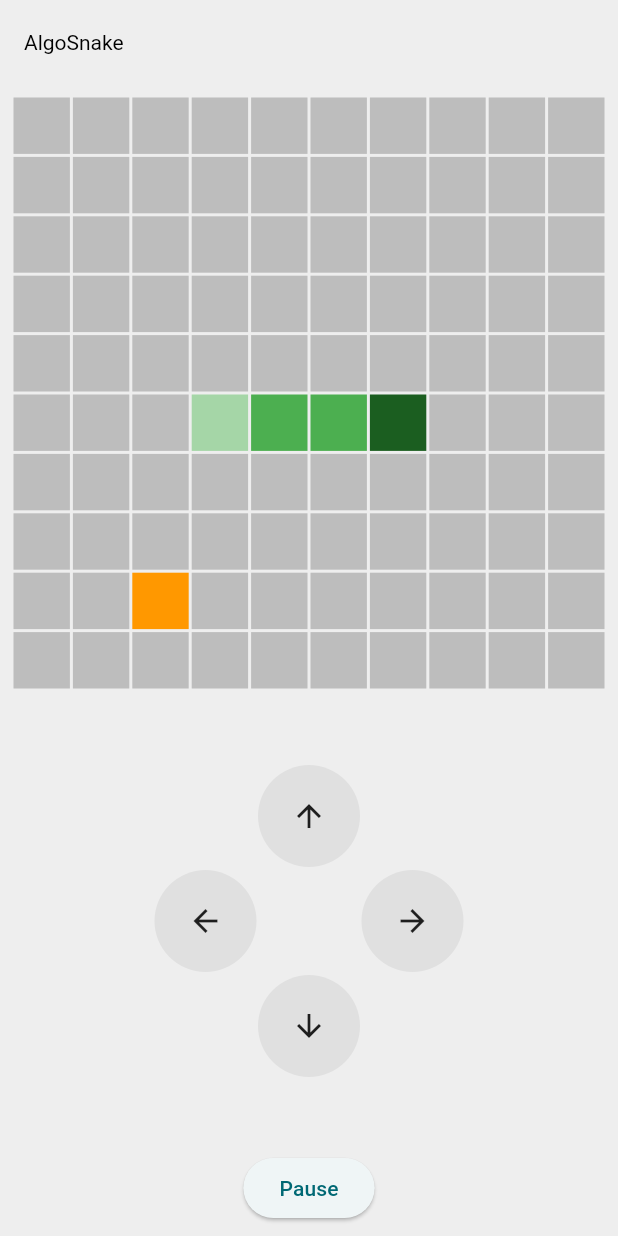
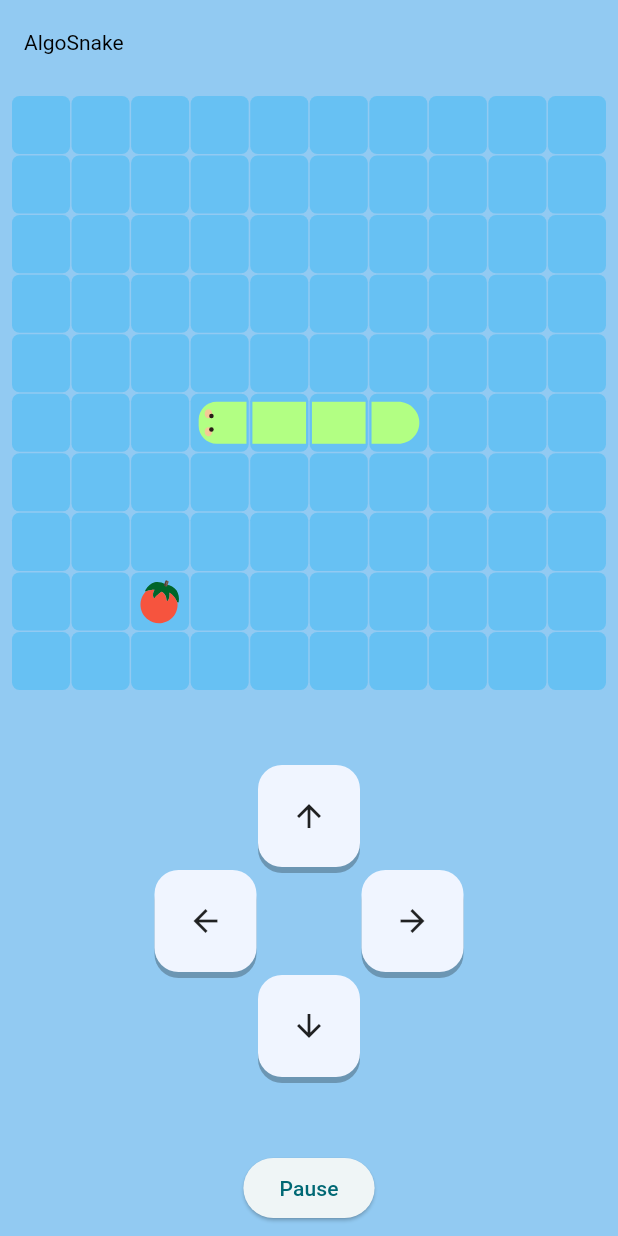
Before and after one commit to sgruhier/algo_snake, a Flutter app: the screen it shows after launch, after a tap on "Start", on a phone screen of 412 x 824 dp. Run offline on Flutter 3.47's test engine with Material 3 defaults, Android fonts, the phone set to English and light mode, and no system bars; our stand-ins replace flutter_riverpod, flutter_svg, go_router.

Commit message:
assets, colors, animated buttons

```diff
--- a/lib/main.dart
+++ b/lib/main.dart
@@ -18,10 +18,10 @@ class MyApp extends StatelessWidget {
       debugShowCheckedModeBanner: false,
       theme: ThemeData(
         colorScheme: ColorScheme.fromSeed(seedColor: Colors.grey),
-        scaffoldBackgroundColor: Colors.grey[200],
-        appBarTheme: AppBarTheme(
-          backgroundColor: Colors.grey[200],
-          titleTextStyle: const TextStyle(color: Colors.black),
+        scaffoldBackgroundColor: const Color(0xFF92caf2),
+        appBarTheme: const AppBarTheme(
+          backgroundColor: Color(0xFF92caf2),
+          titleTextStyle: TextStyle(color: Colors.black),
         ),
         useMaterial3: true,
       ),
--- a/lib/models/game_model.dart
+++ b/lib/models/game_model.dart
@@ -67,13 +67,50 @@ class GameModel {
 
   TileType getTileType(int x, int y) {
     if (snake.any((element) => element.x == x && element.y == y)) {
-      var snakeTile = snake.firstWhere((element) => element.x == x && element.y == y);
-      if (snakeTile == snake.last) {
-        return TileType.snakeHead;
-      } else if (snakeTile == snake.first) {
-        return TileType.snakeTail;
-      } else {
-        return TileType.snakeBody;
+      var snakeTile = snake.indexWhere((element) => element.x == x && element.y == y);
+      var previous = snakeTile == 0 ? null : snake[snakeTile - 1];
+      var next = snakeTile == snake.length - 1 ? null : snake[snakeTile + 1];
+
+      // Tails of the snake
+      if (snakeTile == 0) {
+        if (next!.x > x) {
+          return TileType.snakeTailLeft;
+        } else if (next.x < x) {
+          return TileType.snakeTailRight;
+        } else if (next.y > y) {
+          return TileType.snakeTailUp;
+        } else {
+          return TileType.snakeTailDown;
+        }
+      }
+      // Head of the snake
+      else if (snakeTile == snake.length - 1) {
+        if (previous!.x > x) {
+          return TileType.snakeHeadLeft;
+        } else if (previous.x < x) {
+          return TileType.snakeHeadRight;
+        } else if (previous.y > y) {
+          return TileType.snakeHeadUp;
+        } else {
+          return TileType.snakeHeadDown;
+        }
+      }
+      // Body of the snake
+      else {
+        if (previous!.x < x && next!.x > x || next!.x < x && previous.x > x) {
+          return TileType.snakeBodyHorizontal;
+        } else if (previous.y < y && next.y > y || next.y < y && previous.y > y) {
+          return TileType.snakeBodyVertical;
+        } else if (previous.x < x && next.y > y || next.x < x && previous.y > y) {
+          return TileType.snakeBodyDownRight;
+        } else if (previous.x < x && next.y < y || next.x < x && previous.y < y) {
+          return TileType.snakeBodyUpRight;
+        } else if (previous.x > x && next.y > y || next.x > x && previous.y > y) {
+          return TileType.snakeBodyDownLeft;
+        } else if (previous.x > x && next.y < y || next.x > x && previous.y < y) {
+          return TileType.snakeBodyUpLeft;
+        } else
+          return TileType.snakeBodyHorizontal;
       }
     } else if (food?.x == x && food?.y == y) {
       return TileType.food;
--- a/lib/models/tile_model.dart
+++ b/lib/models/tile_model.dart
@@ -8,13 +8,28 @@ enum Direction {
 
 enum TileType {
   empty,
-  snakeBody,
-  snakeHead,
-  snakeTail,
+
+  snakeBodyVertical,
+  snakeBodyHorizontal,
+  snakeBodyDownLeft,
+  snakeBodyDownRight,
+  snakeBodyUpLeft,
+  snakeBodyUpRight,
+
+  snakeHeadUp,
+  snakeHeadRight,
+  snakeHeadDown,
+  snakeHeadLeft,
+
+  snakeTailUp,
+  snakeTailRight,
+  snakeTailDown,
+  snakeTailLeft,
+
   food;
 
   bool get isSnake {
-    return this == TileType.snakeBody || this == TileType.snakeHead || this == TileType.snakeTail;
+    return this != TileType.empty && this != TileType.food;
   }
 }
 
--- a/lib/widgets/Board.dart
+++ b/lib/widgets/Board.dart
@@ -15,6 +15,8 @@ class Board extends ConsumerWidget {
       physics: const NeverScrollableScrollPhysics(),
       gridDelegate: SliverGridDelegateWithFixedCrossAxisCount(
         crossAxisCount: game.board.nbColumns,
+        crossAxisSpacing: 1,
+        mainAxisSpacing: 1,
       ),
       itemCount: game.board.nbColumns * game.board.nbRows,
       itemBuilder: (BuildContext context, int index) {
--- a/lib/widgets/joystick_key.dart
+++ b/lib/widgets/joystick_key.dart
@@ -1,7 +1,7 @@
 import 'package:flutter/material.dart';
 import 'package:flutter_snake/models/tile_model.dart';
 
-class JoystickKey extends StatelessWidget {
+class JoystickKey extends StatefulWidget {
   const JoystickKey({
     required this.direction,
     required this.onTap,
@@ -11,22 +11,60 @@ class JoystickKey extends StatelessWidget {
   final Function(Direction) onTap;
 
   @override
+  State<JoystickKey> createState() => _JoystickKeyState();
+}
+
+class _JoystickKeyState extends State<JoystickKey> {
+  bool _isPressed = false;
+
+  void _onTapDown(TapDownDetails details) {
+    setState(() {
+      _isPressed = true;
+    });
+  }
+
+  void _onTapUp(TapUpDetails details) {
+    setState(() {
+      _isPressed = false;
+    });
+    widget.onTap(widget.direction);
+  }
+
+  void _onTapCancel() {
+    setState(() {
+      _isPressed = false;
+    });
+  }
+
+  @override
   Widget build(BuildContext context) {
-    // return a circle container
     return GestureDetector(
-      onTap: () => onTap(direction),
-      child: Container(
+      onTapDown: _onTapDown,
+      onTapUp: _onTapUp,
+      onTapCancel: _onTapCancel,
+      child: AnimatedContainer(
+        duration: const Duration(milliseconds: 100),
+        transform: Matrix4.translationValues(0, _isPressed ? 2 : 0, 0),
         decoration: BoxDecoration(
-          shape: BoxShape.circle,
-          color: Colors.grey[300],
+          borderRadius: BorderRadius.circular(16),
+          color: const Color(0xFFF0F5FF),
+          boxShadow: [
+            BoxShadow(
+              color: Colors.black26,
+              offset: Offset(0, _isPressed ? 2 : 4),
+              blurRadius: 0,
+            ),
+          ],
         ),
-        child: Icon(getIcon()),
+        child: Center(
+          child: Icon(getIcon()),
+        ),
       ),
     );
   }
 
   IconData getIcon() {
-    switch (direction) {
+    switch (widget.direction) {
       case Direction.up:
         return Icons.arrow_upward;
       case Direction.down:
--- a/lib/widgets/tile.dart
+++ b/lib/widgets/tile.dart
@@ -1,5 +1,10 @@
+import 'dart:math';
+
 import 'package:flutter/material.dart';
 import 'package:flutter_snake/models/tile_model.dart';
+import 'package:flutter_svg/svg.dart';
+
+const tileBg = Color(0xFF67C1F3);
 
 class Tile extends StatelessWidget {
   const Tile({
@@ -16,26 +21,58 @@ class Tile extends StatelessWidget {
   Widget build(BuildContext context) {
     switch (tileType) {
       case TileType.empty:
-        return container(color ?? Colors.grey[400]!);
-      case TileType.snakeBody:
-        return container(color ?? Colors.green);
-      case TileType.snakeHead:
-        return container(color ?? Colors.green[200]!);
-      case TileType.snakeTail:
-        return container(color ?? Colors.green[900]!);
+        return container();
+
+      case TileType.snakeBodyHorizontal:
+        return container(angle: pi / 2, child: SvgPicture.asset('assets/snake_body.svg'));
+      case TileType.snakeBodyVertical:
+        return container(child: SvgPicture.asset('assets/snake_body.svg'));
+      case TileType.snakeBodyUpLeft:
+        return container(angle: -pi / 2, child: SvgPicture.asset('assets/snake_corner.svg'));
+      case TileType.snakeBodyUpRight:
+        return container(angle: pi, child: SvgPicture.asset('assets/snake_corner.svg'));
+      case TileType.snakeBodyDownLeft:
+        return container(angle: 0, child: SvgPicture.asset('assets/snake_corner.svg'));
+      case TileType.snakeBodyDownRight:
+        return container(angle: pi / 2, child: SvgPicture.asset('assets/snake_corner.svg'));
+
+      case TileType.snakeHeadLeft:
+        return container(angle: pi / 2, child: SvgPicture.asset('assets/snake_head.svg'));
+      case TileType.snakeHeadRight:
+        return container(angle: -pi / 2, child: SvgPicture.asset('assets/snake_head.svg'));
+      case TileType.snakeHeadUp:
+        return container(angle: pi, child: SvgPicture.asset('assets/snake_head.svg'));
+      case TileType.snakeHeadDown:
+        return container(angle: 0, child: SvgPicture.asset('assets/snake_head.svg'));
+
+      case TileType.snakeTailLeft:
+        return container(angle: pi / 2, child: SvgPicture.asset('assets/snake_tail.svg'));
+      case TileType.snakeTailRight:
+        return container(angle: -pi / 2, child: SvgPicture.asset('assets/snake_tail.svg'));
+      case TileType.snakeTailUp:
+        return container(angle: pi, child: SvgPicture.asset('assets/snake_tail.svg'));
+      case TileType.snakeTailDown:
+        return container(child: SvgPicture.asset('assets/snake_tail.svg'));
+
       case TileType.food:
-        return container(color ?? Colors.orange);
+        return container(child: SvgPicture.asset('assets/tomato.svg'));
       default:
         return const SizedBox();
     }
   }
 
-  Container container(Color color) {
+  Container container({Widget? child, double angle = 0}) {
     return Container(
-        color: color,
-        margin: const EdgeInsets.all(1),
+        decoration: BoxDecoration(
+          borderRadius: BorderRadius.circular(5),
+          color: color ?? tileBg,
+        ),
+        margin: const EdgeInsets.all(0),
         child: Center(
-          child: child,
+          child: Transform.rotate(
+            angle: angle,
+            child: child,
+          ),
         ));
   }
 }
--- a/pubspec.yaml
+++ b/pubspec.yaml
@@ -38,6 +38,7 @@ dependencies:
   flutter_riverpod: ^2.5.1
   riverpod_annotation: ^2.3.5
   go_router: ^14.1.2
+  flutter_svg: ^2.0.10+1
 
 dev_dependencies:
   flutter_test:
@@ -66,9 +67,8 @@ flutter:
   uses-material-design: true
 
   # To add assets to your application, add an assets section, like this:
-  # assets:
-  #   - images/a_dot_burr.jpeg
-  #   - images/a_dot_ham.jpeg
+  assets:
+    - assets/
 
   # An image asset can refer to one or more resolution-specific "variants", see
   # https://flutter.dev/assets-and-images/#resolution-aware
```
Also changed, not shown: pubspec.lock.
